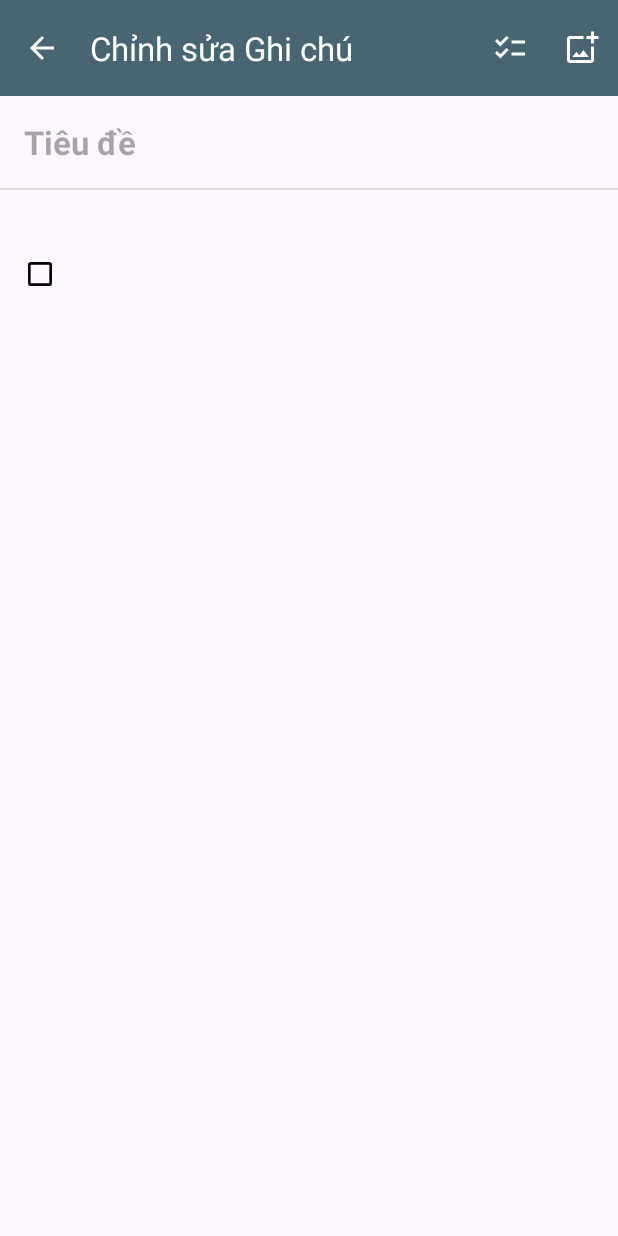
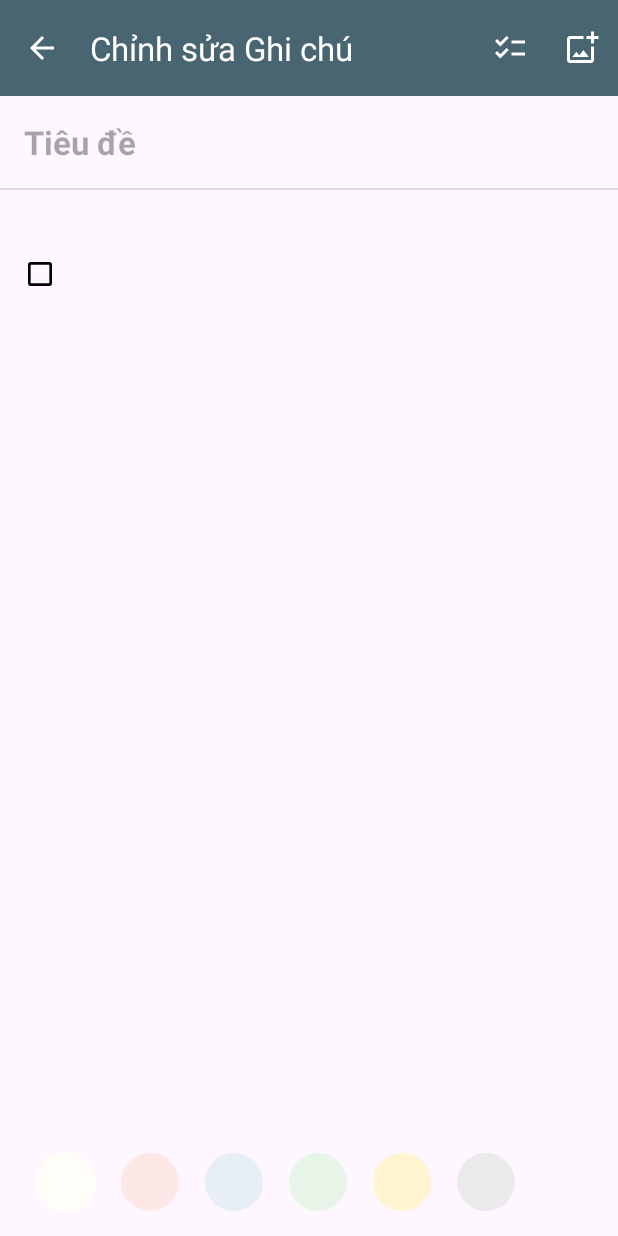
Before and after one commit to DinhHellcat/HnCNote, an Android app: the NoteEditorActivity screen opened directly, with no data from a screen before it, after a tap on "Chèn checklist", on a phone screen of 412 x 824 dp. Run offline under Robolectric (Android 15) with nearby library versions, the phone set to English and light mode, and no system bars.

Commit message:
Color swatch

````diff
--- a/app/src/main/java/com/herukyatto/hncnote/data/Note.kt
+++ b/app/src/main/java/com/herukyatto/hncnote/data/Note.kt
@@ -25,5 +25,8 @@ data class Note(
     val isInTrash: Boolean = false,
 
     @ColumnInfo(name = "folder_id", defaultValue = "1")
-    val folderId: Int = 1
+    val folderId: Int = 1,
+
+    @ColumnInfo(name = "color", defaultValue = "#FEFDF7")
+val color: String = "#FEFDF7"
 ) : java.io.Serializable
--- a/app/src/main/java/com/herukyatto/hncnote/data/NoteDatabase.kt
+++ b/app/src/main/java/com/herukyatto/hncnote/data/NoteDatabase.kt
@@ -5,7 +5,7 @@ import androidx.room.Database
 import androidx.room.Room
 import androidx.room.RoomDatabase
 
-@Database(entities = [Note::class, Folder::class], version = 6, exportSchema = false) // Thêm Folder::class và tăng version
+@Database(entities = [Note::class, Folder::class], version = 7, exportSchema = false) // Thêm Folder::class và tăng version
 abstract class NoteDatabase : RoomDatabase() {
 
     abstract fun noteDao(): NoteDao
--- a/app/src/main/java/com/herukyatto/hncnote/ui/NoteAdapter.kt
+++ b/app/src/main/java/com/herukyatto/hncnote/ui/NoteAdapter.kt
@@ -2,6 +2,7 @@ package com.herukyatto.hncnote.ui
 
 import android.content.Context
 import android.graphics.BitmapFactory
+import android.graphics.Color
 import android.text.Spannable
 import android.text.SpannableString
 import android.text.Spanned
@@ -16,6 +17,7 @@ import androidx.core.content.ContextCompat
 import androidx.recyclerview.widget.DiffUtil
 import androidx.recyclerview.widget.ListAdapter
 import androidx.recyclerview.widget.RecyclerView
+import com.google.android.material.card.MaterialCardView
 import com.herukyatto.hncnote.R
 import com.herukyatto.hncnote.data.Note
 import com.herukyatto.hncnote.utils.StringUtils
@@ -69,6 +71,12 @@ class NoteAdapter(
             } else {
                 favoriteIcon.setImageResource(R.drawable.ic_star_outline_24)
                 favoriteIcon.clearColorFilter()
+            }
+            try {
+                (itemView as MaterialCardView).setCardBackgroundColor(Color.parseColor(note.color))
+            } catch (e: IllegalArgumentException) {
+                // Phòng trường hợp mã màu trong database bị lỗi, dùng màu mặc định
+                (itemView as MaterialCardView).setCardBackgroundColor(Color.parseColor("#FEFDF7"))
             }
         }
 
--- a/app/src/main/java/com/herukyatto/hncnote/ui/NoteEditorActivity.kt
+++ b/app/src/main/java/com/herukyatto/hncnote/ui/NoteEditorActivity.kt
@@ -4,10 +4,13 @@ import android.Manifest
 import android.content.pm.PackageManager
 import android.graphics.Bitmap
 import android.graphics.BitmapFactory
+import android.graphics.Color
+import android.graphics.PorterDuff
 import android.graphics.drawable.Drawable
 import android.net.Uri
 import android.os.Bundle
 import android.text.Editable
+import android.text.Spannable
 import android.text.Spanned
 import android.text.TextWatcher
 import android.text.method.LinkMovementMethod
@@ -18,6 +21,8 @@ import android.view.Menu
 import android.view.MenuItem
 import android.view.View
 import android.widget.EditText
+import android.widget.ImageView
+import android.widget.LinearLayout
 import android.widget.Toast
 import androidx.activity.addCallback
 import androidx.activity.result.contract.ActivityResultContracts
@@ -32,19 +37,21 @@ import java.io.FileOutputStream
 import java.io.InputStream
 import java.util.UUID
 import java.util.regex.Pattern
-import android.text.util.Linkify
 
 class NoteEditorActivity : AppCompatActivity() {
 
     private var currentNote: Note? = null
     private lateinit var titleEditText: EditText
     private lateinit var contentEditText: EditText
+    private lateinit var editorRootLayout: View
+    private lateinit var colorPickerContainer: LinearLayout
+    private var selectedColor: String = "#FEFDF7"
+    private val colorSwatches = mutableListOf<ImageView>()
 
     private val noteViewModel: NoteViewModel by viewModels {
         NoteViewModelFactory((application as NotesApplication).repository)
     }
 
-    private var isRenderingSpans = false
     private var textWatcher: TextWatcher? = null
 
     private val pickImageLauncher = registerForActivityResult(ActivityResultContracts.GetContent()) { uri: Uri? ->
@@ -59,8 +66,11 @@ class NoteEditorActivity : AppCompatActivity() {
     }
 
     private val requestPermissionLauncher = registerForActivityResult(ActivityResultContracts.RequestPermission()) { isGranted: Boolean ->
-        if (isGranted) { openImagePicker() }
-        else { Toast.makeText(this, "Bạn đã từ chối quyền truy cập thư viện", Toast.LENGTH_SHORT).show() }
+        if (isGranted) {
+            openImagePicker()
+        } else {
+            Toast.makeText(this, "Bạn đã từ chối quyền truy cập thư viện", Toast.LENGTH_SHORT).show()
+        }
     }
 
     override fun onCreate(savedInstanceState: Bundle?) {
@@ -72,12 +82,15 @@ class NoteEditorActivity : AppCompatActivity() {
         setupBackButton()
         setupTextWatcher()
         loadNoteData()
+        setupColorPicker()
     }
 
     private fun setupViews() {
         titleEditText = findViewById(R.id.editorTitleEditText)
         contentEditText = findViewById(R.id.editorContentEditText)
         contentEditText.movementMethod = LinkMovementMethod.getInstance()
+        editorRootLayout = findViewById(R.id.editor_root_layout)
+        colorPickerContainer = findViewById(R.id.color_picker_container)
     }
 
     private fun loadNoteData() {
@@ -86,10 +99,9 @@ class NoteEditorActivity : AppCompatActivity() {
         currentNote?.let { note ->
             titleEditText.setText(note.title)
             contentEditText.setText(note.content)
-            // Gọi render ngay sau khi gán text để đảm bảo hiển thị đúng
-            contentEditText.post {
-                renderAllSpans(contentEditText.text)
-            }
+            selectedColor = note.color
+            updateBackgroundColor()
+            contentEditText.post { renderAllSpans(contentEditText.text) }
         }
     }
 
@@ -116,8 +128,9 @@ class NoteEditorActivity : AppCompatActivity() {
     }
 
     private fun renderAllSpans(editable: Editable?) {
-        if (editable == null || isRenderingSpans) return
-        isRenderingSpans = true
+        if (editable == null) return
+
+        contentEditText.removeTextChangedListener(textWatcher)
 
         editable.getSpans(0, editable.length, ImageSpan::class.java).forEach { editable.removeSpan(it) }
         editable.getSpans(0, editable.length, ClickableSpan::class.java).forEach { editable.removeSpan(it) }
@@ -125,9 +138,7 @@ class NoteEditorActivity : AppCompatActivity() {
         applyChecklistSpans(editable)
         applyImageSpans(editable)
 
-        Linkify.addLinks(editable, Linkify.WEB_URLS)
-
-        isRenderingSpans = false
+        contentEditText.addTextChangedListener(textWatcher)
     }
 
     private fun applyChecklistSpans(editable: Editable) {
@@ -159,7 +170,7 @@ class NoteEditorActivity : AppCompatActivity() {
     }
 
     private fun applyImageSpans(editable: Editable) {
-        val maxWidth = contentEditText.width - contentEditText.paddingLeft - contentEditText.paddingRight
+        val maxWidth = ((contentEditText.width - contentEditText.paddingLeft - contentEditText.paddingRight) * 0.75).toInt()
         if (maxWidth <= 0) return
 
         val matcher = Pattern.compile("\\[IMG:(.*?)\\]").matcher(editable)
@@ -234,17 +245,29 @@ class NoteEditorActivity : AppCompatActivity() {
         val title = titleEditText.text.toString().trim()
         val content = contentEditText.text.toString().trim()
         if (currentNote != null && title.isBlank() && content.isBlank()) {
-            noteViewModel.moveToTrash(currentNote!!); finish(); return
+            noteViewModel.moveToTrash(currentNote!!)
+            finish(); return
         }
         if (currentNote == null && title.isBlank() && content.isBlank()) {
             finish(); return
         }
         val currentTime = System.currentTimeMillis()
         if (currentNote != null) {
-            val updatedNote = currentNote!!.copy(title = title, content = content, lastModified = currentTime, isFavorite = currentNote!!.isFavorite)
+            val updatedNote = currentNote!!.copy(
+                title = title,
+                content = content,
+                lastModified = currentTime,
+                isFavorite = currentNote!!.isFavorite,
+                color = selectedColor
+            )
             noteViewModel.update(updatedNote)
         } else {
-            val newNote = Note(title = title, content = content, lastModified = currentTime)
+            val newNote = Note(
+                title = title,
+                content = content,
+                lastModified = currentTime,
+                color = selectedColor
+            )
             noteViewModel.insert(newNote)
         }
         finish()
@@ -291,9 +314,62 @@ class NoteEditorActivity : AppCompatActivity() {
         }
     }
 
+    // THÊM LẠI HÀM CÒN THIẾU
     private fun openImagePicker() {
         pickImageLauncher.launch("image/*")
     }
 
+    private fun setupColorPicker() {
+        val colors = listOf("#FEFDF7", "#FDE7E7", "#E7EEF5", "#E7F5E8", "#FFF5D1", "#EAEAEA")
+        for (i in colors.indices) {
+            val colorString = colors[i]
+            val swatch = ImageView(this)
+            val params = LinearLayout.LayoutParams(dpToPx(40), dpToPx(40))
+            params.setMargins(dpToPx(8), 0, dpToPx(8), 0)
+            swatch.layoutParams = params
+            swatch.tag = colorString
+            swatch.setOnClickListener {
+                selectedColor = it.tag as String
+                updateBackgroundColor()
+                updateSwatchSelection()
+            }
+            colorSwatches.add(swatch)
+            colorPickerContainer.addView(swatch)
+        }
+        updateSwatchSelection()
+    }
 
+    private fun updateBackgroundColor() {
+        editorRootLayout.setBackgroundColor(Color.parseColor(selectedColor))
+    }
+
+    private fun updateSwatchSelection() {
+        colorSwatches.forEach { swatch ->
+            val colorString = swatch.tag as String
+            val colorResId = resources.getIdentifier("note_color_${getColorName(colorString)}", "color", packageName)
+
+            if (colorString == selectedColor) {
+                swatch.setBackgroundResource(R.drawable.color_swatch_selected)
+            } else {
+                swatch.setBackgroundResource(R.drawable.color_swatch)
+            }
+            val drawable = swatch.background.mutate()
+            drawable.setColorFilter(ContextCompat.getColor(this, colorResId), PorterDuff.Mode.SRC_IN)
+        }
+    }
+
+    private fun dpToPx(dp: Int): Int {
+        return (dp * resources.displayMetrics.density).toInt()
+    }
+
+    private fun getColorName(hex: String): String {
+        return when (hex) {
+            "#FDE7E7" -> "red"
+            "#E7EEF5" -> "blue"
+            "#E7F5E8" -> "green"
+            "#FFF5D1" -> "yellow"
+            "#EAEAEA" -> "gray"
+            else -> "default"
+        }
+    }
 }
--- /dev/null
+++ b/app/src/main/res/drawable/color_swatch.xml
@@ -0,0 +1,6 @@
+<?xml version="1.0" encoding="utf-8"?>
+<shape xmlns:android="http://schemas.android.com/apk/res/android"
+    android:shape="oval">
+    <stroke android:width="1dp" android:color="@color/divider" />
+    <solid android:color="?attr/colorPrimary"/>
+</shape>
--- /dev/null
+++ b/app/src/main/res/drawable/color_swatch_selected.xml
@@ -0,0 +1,13 @@
+<?xml version="1.0" encoding="utf-8"?>
+<layer-list xmlns:android="http://schemas.android.com/apk/res/android">
+    <item>
+        <shape android:shape="oval">
+            <solid android:color="@color/black"/>
+        </shape>
+    </item>
+    <item android:bottom="2dp" android:left="2dp" android:right="2dp" android:top="2dp">
+        <shape android:shape="oval">
+            <solid android:color="?attr/colorPrimary"/>
+        </shape>
+    </item>
+</layer-list>
--- a/app/src/main/res/layout/activity_note_editor.xml
+++ b/app/src/main/res/layout/activity_note_editor.xml
@@ -3,7 +3,7 @@
     xmlns:android="http://schemas.android.com/apk/res/android"
     xmlns:app="http://schemas.android.com/apk/res-auto"
     xmlns:tools="http://schemas.android.com/tools"
-    android:id="@+id/main"
+    android:id="@+id/editor_root_layout"
     android:layout_width="match_parent"
     android:layout_height="match_parent"
     android:orientation="vertical"
@@ -38,8 +38,8 @@
         android:background="?android:attr/listDivider"/>
 
     <EditText
+        android:id="@+id/editorContentEditText"
         android:autofillHints="text"
-        android:id="@+id/editorContentEditText"
         android:layout_width="match_parent"
         android:layout_height="0dp"
         android:layout_weight="1"
@@ -49,4 +49,18 @@
         android:inputType="textMultiLine|textCapSentences"
         android:background="@android:color/transparent"/>
 
+    <HorizontalScrollView
+        android:layout_width="match_parent"
+        android:layout_height="wrap_content"
+        android:scrollbars="none">
+
+        <LinearLayout
+            android:id="@+id/color_picker_container"
+            android:layout_width="wrap_content"
+            android:layout_height="wrap_content"
+            android:orientation="horizontal"
+            android:padding="16dp"/>
+
+    </HorizontalScrollView>
+
 </LinearLayout>
--- a/app/src/main/res/values/colors.xml
+++ b/app/src/main/res/values/colors.xml
@@ -3,5 +3,7 @@
     <color name="black">#FF000000</color>
     <color name="white">#FFFFFFFF</color>
     <color name="dark_background">#FFFFFF</color>
+    <color name="divider">#1F000000</color>
     <color name="blue_primary">#4A6572</color> <color name="blue_dark">#233842</color>   <color name="blue_accent">#5C96B8</color>  <color name="note_background_blue">#F0F4F7</color> <color name="search_highlight_color">#80D6EDFF</color> <color name="favorite_star_color">#FFC107</color>
+    <color name="note_color_default">#FEFDF7</color> <color name="note_color_red">#FDE7E7</color>     <color name="note_color_blue">#E7EEF5</color>    <color name="note_color_green">#E7F5E8</color>   <color name="note_color_yellow">#FFF5D1</color>  <color name="note_color_gray">#EAEAEA</color>    ```
 </resources>
````
